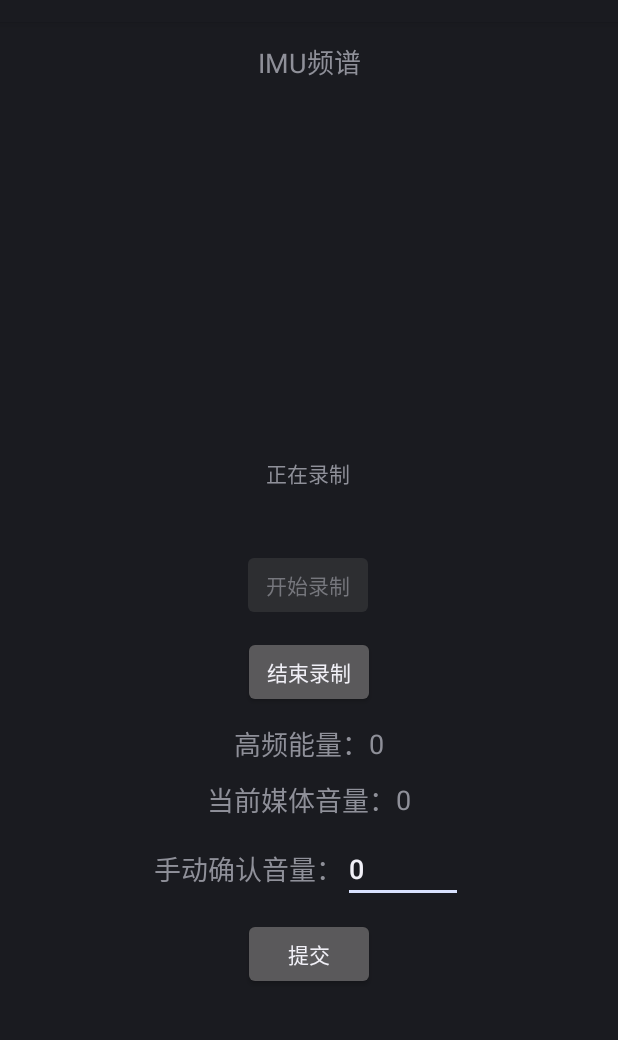
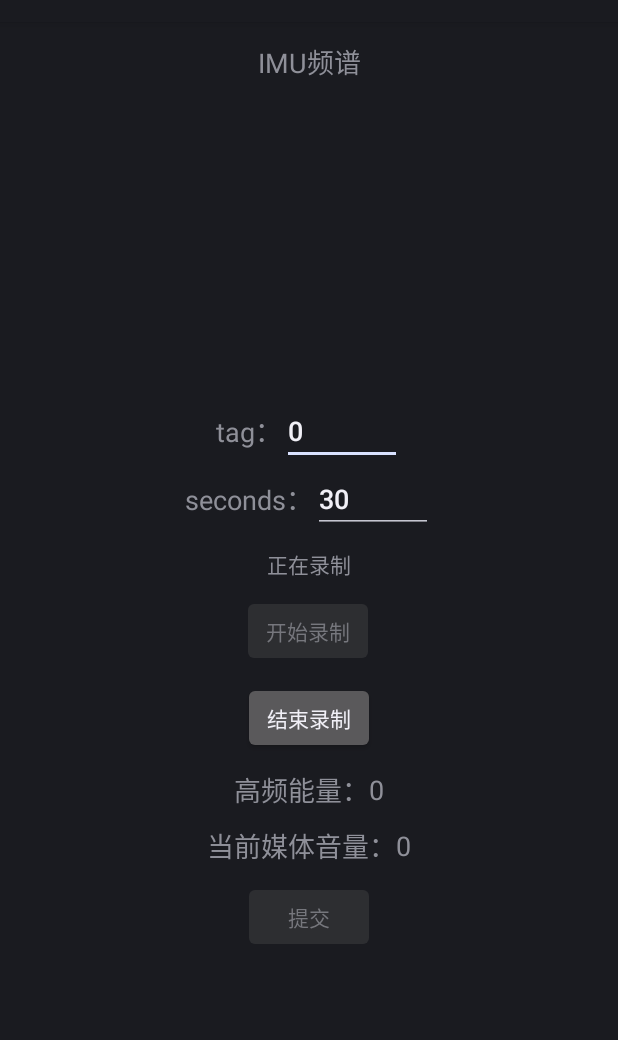
Before and after one commit to Wahtes/IMUPlayer, an Android app: the screen it shows after launch (MainActivity), after a tap on "开始录制", on a phone screen of 412 x 824 dp, the part 62-1102 px from its top. Run offline under Robolectric (Android 15) with nearby library versions, the phone set to English and light mode, and no system bars; 1 statement that could not run was skipped.

Commit message:
UI can set record time; save meta file on stop recording;

```diff
--- a/app/src/main/java/com/demo/AudioFx/MainActivity.java
+++ b/app/src/main/java/com/demo/AudioFx/MainActivity.java
@@ -26,6 +26,11 @@ import java.util.HashMap;
 import java.util.List;
 import java.util.Locale;
 import java.util.Map;
+import java.util.concurrent.Future;
+import java.util.concurrent.ScheduledExecutorService;
+import java.util.concurrent.ScheduledFuture;
+import java.util.concurrent.ScheduledThreadPoolExecutor;
+import java.util.concurrent.TimeUnit;
 
 public class MainActivity extends Activity
 {
@@ -54,6 +59,8 @@ public class MainActivity extends Activity
 	private int id_count = 0;
 
 	private SensorManager sensorManager;
+	private ScheduledExecutorService scheduledExecutorService;
+	private List<ScheduledFuture<?>> futureList;
 
 	private AudioCollector audioCollector;
 	private List<SingleIMUData> recorded_IMU_data = new ArrayList<>();
@@ -85,7 +92,8 @@ public class MainActivity extends Activity
 		public void onAccuracyChanged(Sensor sensor, int accuracy) {}
 	};
 
-	public void onCreate(Bundle savedInstanceState)
+	@Override
+	protected void onCreate(Bundle savedInstanceState)
 	{
 		super.onCreate(savedInstanceState);
 		setContentView(R.layout.activity_main);
@@ -103,6 +111,8 @@ public class MainActivity extends Activity
 		buttonStop = findViewById(R.id.btn_stop);
 
 		audioCollector = new AudioCollector(mAudioManager);
+		scheduledExecutorService = new ScheduledThreadPoolExecutor(4);
+		futureList = new ArrayList<>();
 
 		mMediaPlayer.setOnCompletionListener(mp -> {
 			// TODO Auto-generated method stub
@@ -115,15 +125,23 @@ public class MainActivity extends Activity
 		initSensor();
 
 		buttonStart.setOnClickListener(v -> {
+			String time = ((EditText) findViewById(R.id.timeTextView)).getText().toString();
+			int seconds = 30;
+			try {
+				seconds = Integer.parseInt(time);
+			} catch (Exception e) {
+				e.printStackTrace();
+			}
 			startRecording();
+			futureList.add(scheduledExecutorService.schedule(this::stopRecording, seconds, TimeUnit.SECONDS));
 		});
-		buttonStop.setOnClickListener(v -> {
-			stopRecording();
-		});
-		findViewById(R.id.btn_submit).setOnClickListener(v -> {
-			// 写入当前音量
-			saveMetaData();
-		});
+//		buttonStop.setOnClickListener(v -> {
+//			stopRecording();
+//		});
+//		findViewById(R.id.btn_submit).setOnClickListener(v -> {
+//			// 写入当前音量
+//			saveMetaData();
+//		});
 
 		DATA_SAVE_FOLDER = getExternalMediaDirs()[0].getAbsolutePath() + "/Data/IMU/";
 	}
@@ -133,11 +151,20 @@ public class MainActivity extends Activity
 	protected void onPause()
 	{
 		// TODO Auto-generated method stub
-		super.onPause();
 		if (isFinishing() && mMediaPlayer != null) {
 			mMediaPlayer.release();
 			mMediaPlayer = null;
 		}
+		super.onPause();
+	}
+
+	@Override
+	protected void onDestroy() {
+		for (ScheduledFuture<?> ft : futureList) {
+			ft.cancel(true);
+		}
+		scheduledExecutorService.shutdown();
+		super.onDestroy();
 	}
 
 	private void startRecording() {
@@ -147,11 +174,13 @@ public class MainActivity extends Activity
 				// 开始录音
 				startTimestamp = System.currentTimeMillis();
 				isRecording = true;
-				statusTextView.setText("正在录制");
-				buttonStart.setEnabled(false);
-				buttonStop.setEnabled(true);
 				mMediaPlayer.seekTo(0);
 				mMediaPlayer.start();
+				runOnUiThread(() -> {
+					statusTextView.setText("正在录制");
+					buttonStart.setEnabled(false);
+					buttonStop.setEnabled(true);
+				});
 			}
 		}
 	}
@@ -178,10 +207,13 @@ public class MainActivity extends Activity
 			}
 			FileUtils.writeStringToFile(stringBuilder.toString(), currentIMUFile);
 
+			saveMetaData();
 
-			statusTextView.setText("未在录制");
-			buttonStart.setEnabled(true);
-			buttonStop.setEnabled(false);
+			runOnUiThread(() -> {
+				statusTextView.setText("未在录制");
+				buttonStart.setEnabled(true);
+				buttonStop.setEnabled(false);
+			});
 		}
 	}
 
@@ -206,8 +238,8 @@ public class MainActivity extends Activity
 	private void saveMetaData() {
 		String tag = ((EditText) findViewById(R.id.tagTextView)).getText().toString();
 		Map<String, Object> metaData = new HashMap<>();
-		metaData.put("ConfirmVolume", tag);
-		metaData.put("SystemVolume", mAudioManager.getStreamVolume(AudioManager.STREAM_MUSIC));
+		metaData.put("tag", tag);
+		metaData.put("systemVolume", mAudioManager.getStreamVolume(AudioManager.STREAM_MUSIC));
 		metaData.put("startTimestamp", startTimestamp);
 		metaData.put("stopTimestamp", stopTimestamp);
 
--- a/app/src/main/res/layout/activity_main.xml
+++ b/app/src/main/res/layout/activity_main.xml
@@ -31,7 +31,7 @@
         android:id="@+id/btn_start"
         android:layout_width="wrap_content"
         android:layout_height="wrap_content"
-        android:layout_marginTop="40dp"
+        android:layout_marginTop="10dp"
         android:text="开始录制"
         app:layout_constraintEnd_toEndOf="parent"
         app:layout_constraintHorizontal_bias="0.498"
@@ -93,49 +93,79 @@
             android:text="0"
             android:textSize="18sp"/>
     </LinearLayout>
+
     <LinearLayout
         android:id="@+id/tagLayout"
-        android:layout_marginTop="10dp"
-        app:layout_constraintTop_toBottomOf="@id/volumeLayout"
-        app:layout_constraintStart_toStartOf="parent"
-        app:layout_constraintEnd_toEndOf="parent"
         android:layout_width="match_parent"
         android:layout_height="wrap_content"
         android:gravity="center"
-        android:orientation="horizontal">
+        android:orientation="horizontal"
+        app:layout_constraintEnd_toEndOf="parent"
+        app:layout_constraintStart_toStartOf="parent"
+        app:layout_constraintTop_toBottomOf="@+id/visualizerView">
+
         <TextView
             android:layout_width="wrap_content"
             android:layout_height="wrap_content"
-            android:text="手动确认音量："
-            android:textSize="18sp"/>
+            android:text="tag："
+            android:textSize="18sp" />
+
         <EditText
             android:id="@+id/tagTextView"
             android:layout_width="80dp"
             android:layout_height="wrap_content"
             android:text="0"
-            android:textSize="18sp"/>
+            android:textSize="18sp" />
+
+    </LinearLayout>
+
+    <LinearLayout
+        android:id="@+id/timeLayout"
+        android:layout_width="match_parent"
+        android:layout_height="wrap_content"
+        android:gravity="center"
+        android:orientation="horizontal"
+        app:layout_constraintEnd_toEndOf="parent"
+        app:layout_constraintStart_toStartOf="parent"
+        app:layout_constraintTop_toBottomOf="@+id/tagLayout">
+
+        <TextView
+            android:layout_width="wrap_content"
+            android:layout_height="wrap_content"
+            android:text="seconds："
+            android:textSize="18sp" />
+
+        <EditText
+            android:id="@+id/timeTextView"
+            android:layout_width="80dp"
+            android:layout_height="wrap_content"
+            android:text="30"
+            android:textSize="18sp" />
+
     </LinearLayout>
 
     <Button
         android:id="@+id/btn_submit"
-        android:layout_marginTop="10dp"
-        app:layout_constraintTop_toBottomOf="@id/tagLayout"
-        app:layout_constraintStart_toStartOf="parent"
-        app:layout_constraintEnd_toEndOf="parent"
         android:layout_width="wrap_content"
         android:layout_height="wrap_content"
-        android:text="提交"/>
+        android:layout_marginTop="10dp"
+        android:text="提交"
+        android:enabled="false"
+        app:layout_constraintEnd_toEndOf="parent"
+        app:layout_constraintHorizontal_bias="0.501"
+        app:layout_constraintStart_toStartOf="parent"
+        app:layout_constraintTop_toBottomOf="@+id/volumeLayout" />
 
     <TextView
         android:id="@+id/textView_status"
         android:layout_width="wrap_content"
         android:layout_height="wrap_content"
-        android:layout_marginTop="40dp"
+        android:layout_marginTop="10dp"
         android:text="未在录制"
         app:layout_constraintEnd_toEndOf="parent"
-        app:layout_constraintHorizontal_bias="0.498"
+        app:layout_constraintHorizontal_bias="0.5"
         app:layout_constraintStart_toStartOf="parent"
-        app:layout_constraintTop_toBottomOf="@+id/visualizerView" />
+        app:layout_constraintTop_toBottomOf="@+id/timeLayout" />
 
 
 </androidx.constraintlayout.widget.ConstraintLayout>
```
